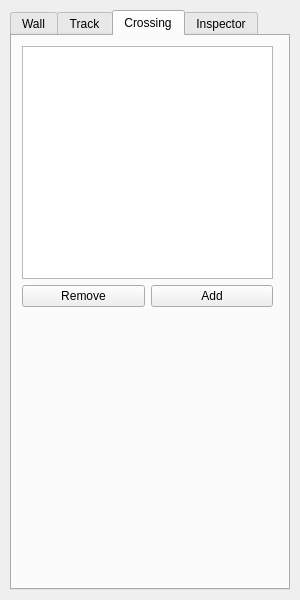
Qt form forms/propertywidget.ui (JuPedSim/jpseditor) before a commit.
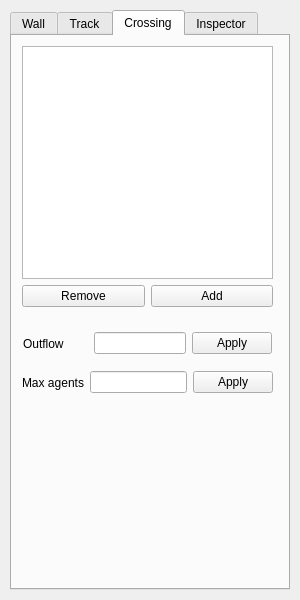
The same form after that commit.

Diff of the .ui file:
```diff
--- a/forms/propertywidget.ui
+++ b/forms/propertywidget.ui
@@ -187,6 +187,77 @@
       </item>
      </layout>
     </widget>
+    <widget class="QWidget" name="layoutWidget">
+     <property name="geometry">
+      <rect>
+       <x>10</x>
+       <y>330</y>
+       <width>251</width>
+       <height>33</height>
+      </rect>
+     </property>
+     <layout class="QHBoxLayout" name="horizontalLayout_6">
+      <item>
+       <widget class="QLabel" name="label_12">
+        <property name="text">
+         <string>Max agents</string>
+        </property>
+       </widget>
+      </item>
+      <item>
+       <widget class="QLineEdit" name="lineEdit_maxAgents"/>
+      </item>
+      <item>
+       <widget class="QPushButton" name="pushButton_applyMaxAgents">
+        <property name="text">
+         <string>Apply</string>
+        </property>
+       </widget>
+      </item>
+     </layout>
+    </widget>
+    <widget class="QWidget" name="layoutWidget">
+     <property name="geometry">
+      <rect>
+       <x>11</x>
+       <y>291</y>
+       <width>249</width>
+       <height>33</height>
+      </rect>
+     </property>
+     <layout class="QHBoxLayout" name="horizontalLayout_4">
+      <item>
+       <widget class="QLabel" name="label_10">
+        <property name="text">
+         <string>Outflow</string>
+        </property>
+       </widget>
+      </item>
+      <item>
+       <spacer name="horizontalSpacer">
+        <property name="orientation">
+         <enum>Qt::Horizontal</enum>
+        </property>
+        <property name="sizeHint" stdset="0">
+         <size>
+          <width>40</width>
+          <height>20</height>
+         </size>
+        </property>
+       </spacer>
+      </item>
+      <item>
+       <widget class="QLineEdit" name="lineEdit_outflow"/>
+      </item>
+      <item>
+       <widget class="QPushButton" name="pushButton_applyOutflow">
+        <property name="text">
+         <string>Apply</string>
+        </property>
+       </widget>
+      </item>
+     </layout>
+    </widget>
    </widget>
    <widget class="QWidget" name="Inspector_Room">
     <attribute name="title">
```
Left out of the diff: 6 changed lines with no effect on the pictures.
